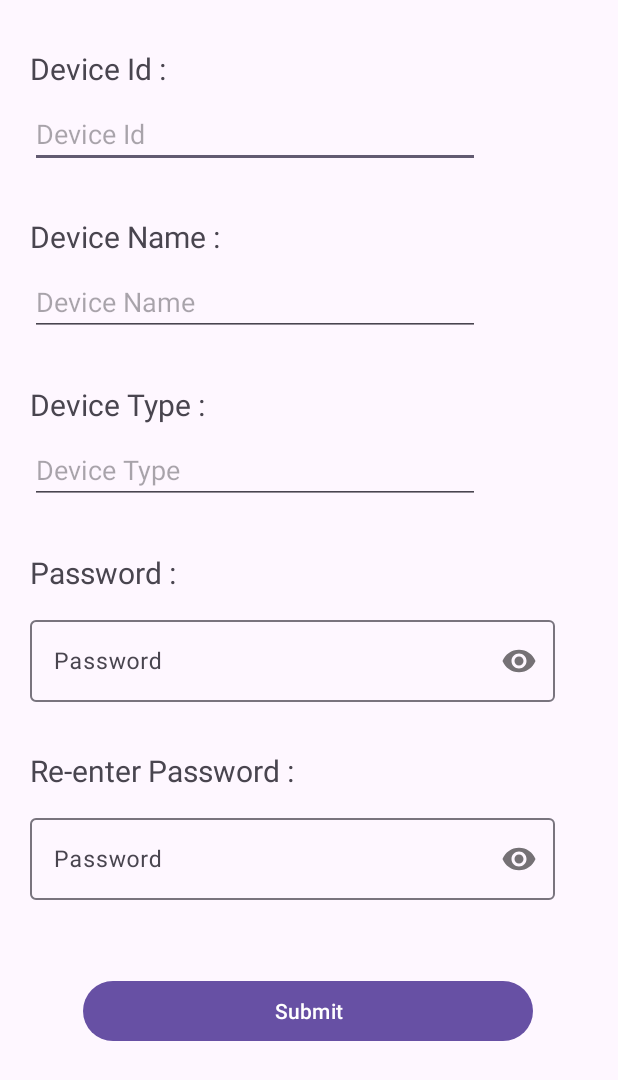
After one commit to goyal-adi-2203/SecurePro, an Android app: the AddDeviceInfo screen opened directly, with no data from a screen before it, on a phone screen of 412 x 824 dp. The commit adds this screen. Shown: the top 1080 px of the screen. Run offline under Robolectric (Android 15) with nearby library versions, the phone set to English and light mode, and no system bars; our stand-ins replace Room's generated code.

Commit message:
add device functionality

```diff
--- /dev/null
+++ b/app/src/main/java/com/example/securepro/presentation/home/AddDeviceInfo.java
@@ -0,0 +1,66 @@
+package com.example.securepro.presentation.home;
+
+import android.content.Context;
+import android.os.Bundle;
+import android.view.View;
+import android.widget.Button;
+import android.widget.EditText;
+import android.widget.Toast;
+
+import androidx.appcompat.app.AppCompatActivity;
+import androidx.lifecycle.ViewModelProvider;
+
+import com.example.securepro.R;
+import com.example.securepro.domain.model.Device;
+
+public class AddDeviceInfo extends AppCompatActivity {
+
+    private DeviceViewModel deviceViewModel;
+
+    EditText deviceIdEditText, deviceNameEditText, deviceTypeEditText, passwordEditText, passwordCheckEditText;
+    Button submitBtn;
+
+    @Override
+    protected void onCreate(Bundle savedInstanceState) {
+        super.onCreate(savedInstanceState);
+        setContentView(R.layout.activity_add_device_info);
+
+        Context context = getApplicationContext();
+
+        deviceViewModel = new ViewModelProvider(this).get(DeviceViewModel.class);
+
+        deviceIdEditText = (EditText) findViewById(R.id.deviceIdEditText);
+        deviceNameEditText = (EditText) findViewById(R.id.deviceNameEditText);
+        deviceTypeEditText = (EditText) findViewById(R.id.deviceTypeEditText);
+        passwordEditText = (EditText) findViewById(R.id.passwordEditText);
+        passwordCheckEditText = (EditText) findViewById(R.id.reenterPasswordEditText);
+
+        submitBtn = (Button) findViewById(R.id.submitBtnAddDevice);
+
+        submitBtn.setOnClickListener(new View.OnClickListener() {
+            @Override
+            public void onClick(View v) {
+                String password = passwordEditText.getText().toString();
+                String reenterPassword = passwordCheckEditText.getText().toString();
+
+                if (deviceIdEditText.getText() == null) {
+                    Toast toast = Toast.makeText(context, "Enter Id!!", Toast.LENGTH_LONG);
+                    toast.show();
+                } else {
+                    if (!password.equals(reenterPassword)) {
+                        Toast toast = Toast.makeText(context, "Password does not match!!", Toast.LENGTH_SHORT);
+                        toast.show();
+                    } else {
+                        Device newDevice = new Device(deviceIdEditText.getText().toString(), deviceNameEditText.getText().toString(), passwordEditText.getText().toString(), deviceTypeEditText.getText().toString());
+                        deviceViewModel.insert(newDevice);
+                        Toast toast = Toast.makeText(context, "Device added!!", Toast.LENGTH_SHORT);
+                        toast.show();
+
+                        finish();
+                    }
+                }
+
+            }
+        });
+    }
+}
--- /dev/null
+++ b/app/src/main/res/layout/activity_add_device_info.xml
@@ -0,0 +1,147 @@
+<?xml version="1.0" encoding="utf-8"?>
+<LinearLayout xmlns:android="http://schemas.android.com/apk/res/android"
+    xmlns:app="http://schemas.android.com/apk/res-auto"
+    xmlns:tools="http://schemas.android.com/tools"
+    android:id="@+id/main"
+    android:layout_width="match_parent"
+    android:layout_height="match_parent"
+    android:orientation="vertical"
+    tools:context=".presentation.home.AddDeviceInfo">
+
+
+    <TextView
+        android:id="@+id/deviceIdTextView"
+        android:layout_width="wrap_content"
+        android:layout_height="40dp"
+        android:layout_marginStart="20dp"
+        android:layout_marginTop="32dp"
+        android:text="@string/device_id"
+        android:textSize="20sp" />
+
+    <EditText
+        android:id="@+id/deviceIdEditText"
+        android:layout_width="300dp"
+        android:layout_height="40dp"
+        android:layout_marginStart="20dp"
+        android:ems="10"
+        android:hint="@string/placeholder_device_id"
+        android:inputType="text" />
+
+    <TextView
+        android:id="@+id/deviceNameTextView"
+        android:layout_width="wrap_content"
+        android:layout_height="40dp"
+        android:layout_marginStart="20dp"
+        android:layout_marginTop="32dp"
+        android:text="@string/device_name"
+        android:textSize="20sp" />
+
+    <EditText
+        android:id="@+id/deviceNameEditText"
+        android:layout_width="300dp"
+        android:layout_height="40dp"
+        android:layout_marginStart="20dp"
+        android:ems="10"
+        android:hint="@string/placeholder_device_name"
+        android:inputType="text" />
+
+    <TextView
+        android:id="@+id/deviceTypeTextView"
+        android:layout_width="wrap_content"
+        android:layout_height="40dp"
+        android:layout_marginStart="20dp"
+        android:layout_marginTop="32dp"
+        android:text="@string/device_type"
+        android:textSize="20sp" />
+
+    <EditText
+        android:id="@+id/deviceTypeEditText"
+        android:layout_width="300dp"
+        android:layout_height="40dp"
+        android:layout_marginStart="20dp"
+        android:ems="10"
+        android:hint="@string/placeholder_device_type"
+        android:inputType="text" />
+
+    <TextView
+        android:id="@+id/passwordTextView"
+        android:layout_width="wrap_content"
+        android:layout_height="40dp"
+        android:layout_marginStart="20dp"
+        android:layout_marginTop="32dp"
+        android:text="@string/password"
+        android:textSize="20sp" />
+
+    <com.google.android.material.textfield.TextInputLayout
+        android:layout_width="350dp"
+        android:layout_height="60dp"
+        android:layout_marginStart="20dp"
+        android:hint="@string/placeholder_password"
+        android:scrollbarSize="25dp"
+        app:passwordToggleEnabled="true">
+
+        <EditText
+            android:id="@+id/passwordEditText"
+            android:layout_width="match_parent"
+            android:layout_height="match_parent"
+            android:textSize="15sp"
+            android:ems="10"
+            android:inputType="textPassword" />
+
+    </com.google.android.material.textfield.TextInputLayout>
+    <!--    <com.google.android.material.textfield.TextInputEditText-->
+    <!--        -->
+    <!--        android:layout_width="300dp"-->
+    <!--        android:layout_height="40dp"-->
+    <!--        android:layout_marginTop="10dp"-->
+    <!--        android:layout_marginStart="20dp"-->
+    <!--        android:ems="10"-->
+    <!--        android:inputType="textPassword"-->
+    <!--        android:hint="@string/placeholder_password" />-->
+
+    <TextView
+        android:id="@+id/reenterPasswordTextView"
+        android:layout_width="wrap_content"
+        android:layout_height="40dp"
+        android:layout_marginStart="20dp"
+        android:layout_marginTop="32dp"
+        android:text="@string/password_check"
+        android:textSize="20sp" />
+
+<!--    <EditText-->
+<!--        -->
+<!--        android:layout_width="300dp"-->
+<!--        android:layout_height="40dp"-->
+<!--        android:layout_marginStart="20dp"-->
+<!--        android:layout_marginTop="10dp"-->
+<!--        android:ems="10"-->
+<!--        android:hint="@string/"-->
+<!--        android:inputType="textPassword" />-->
+
+    <com.google.android.material.textfield.TextInputLayout
+        android:layout_width="350dp"
+        android:layout_height="60dp"
+        android:layout_marginStart="20dp"
+        android:hint="@string/placeholder_renter_pswd"
+        android:scrollbarSize="25dp"
+        app:passwordToggleEnabled="true">
+
+        <EditText
+            android:id="@+id/reenterPasswordEditText"
+            android:layout_width="match_parent"
+            android:layout_height="match_parent"
+            android:textSize="15sp"
+            android:ems="10"
+            android:inputType="textPassword" />
+
+    </com.google.android.material.textfield.TextInputLayout>
+
+    <Button
+        android:id="@+id/submitBtnAddDevice"
+        android:layout_width="300dp"
+        android:layout_height="wrap_content"
+        android:layout_marginStart="55dp"
+        android:layout_marginTop="50dp"
+        android:text="@string/submit" />
+
+</LinearLayout>
--- a/app/src/main/res/values/strings.xml
+++ b/app/src/main/res/values/strings.xml
@@ -1,3 +1,21 @@
 <resources>
     <string name="app_name">SecurePro</string>
+
+    <string name="device_id">Device Id : </string>
+    <string name="placeholder_device_id">Device Id</string>
+
+    <string name="device_name">Device Name :</string>
+    <string name="placeholder_device_name">Device Name</string>
+
+    <string name="device_type">Device Type :</string>
+    <string name="placeholder_device_type">Device Type</string>
+
+    <string name="password">Password : </string>
+    <string name="placeholder_password">Password</string>
+
+    <string name="password_check">Re-enter Password : </string>
+    <string name="placeholder_renter_pswd">Password</string>
+    <string name="submit">Submit</string>
+    <string name="enter_password">Enter Password</string>
+    <string name="device_icon">Device Icon</string>
 </resources>
```
